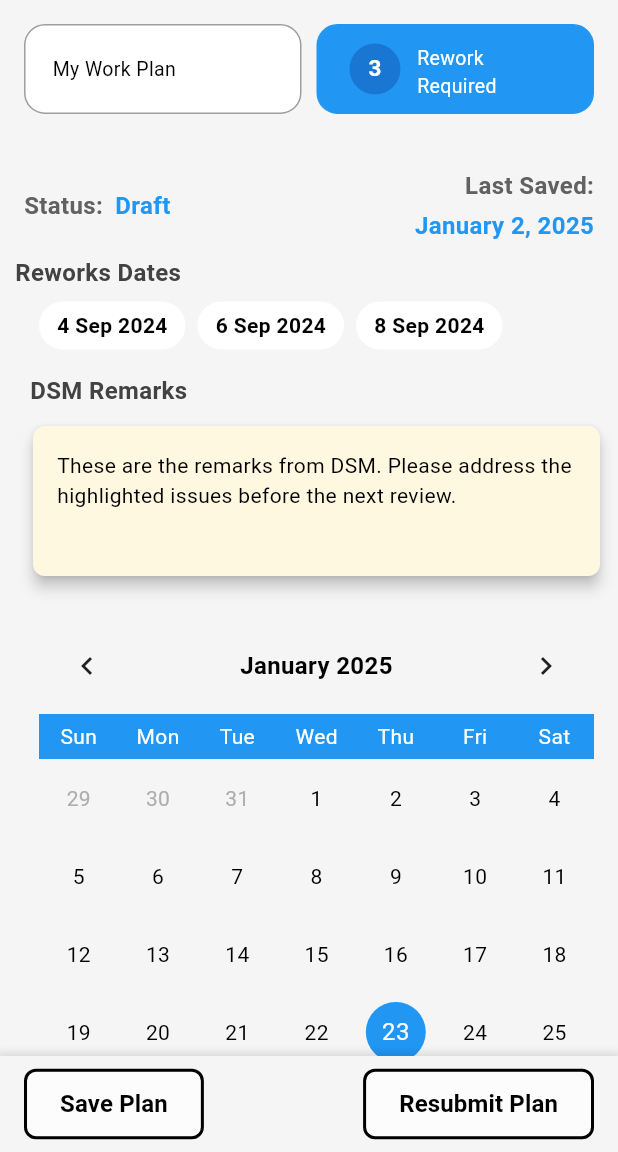
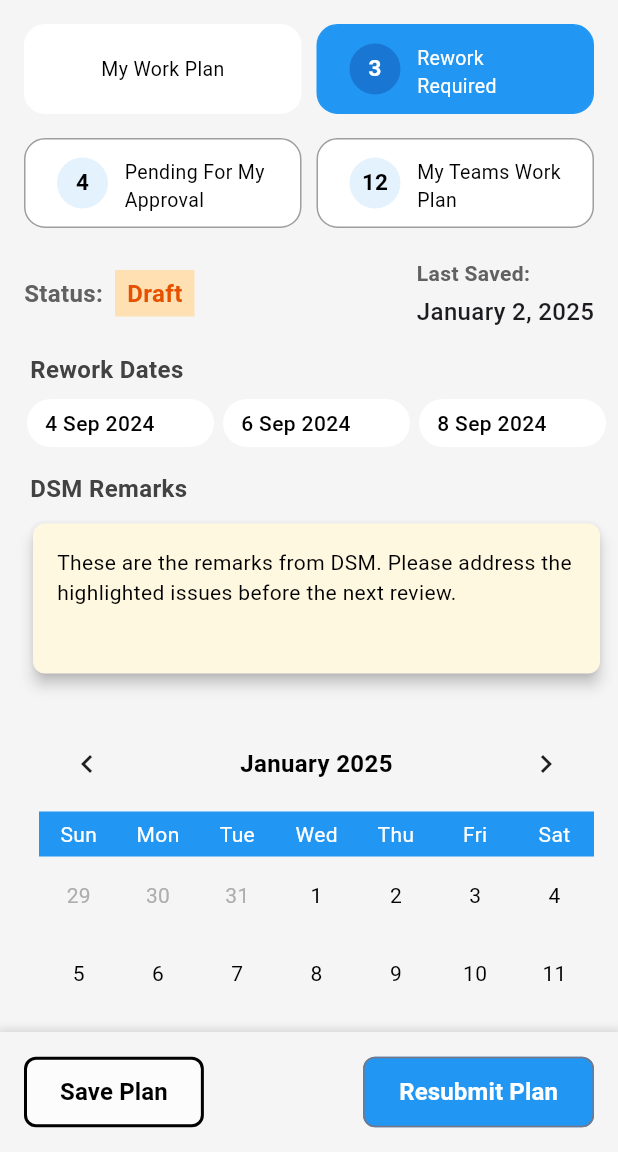
Before and after one commit to MuhammadAhmerMehfooz/getpharma, a Flutter app: the screen it shows after launch, after a tap on an icon or button, on a phone screen of 412 x 824 dp, the part 84-1236 px from its top. Run offline on Flutter 3.47's test engine with Material 3 defaults, Android fonts, the phone set to English and light mode, and no system bars; drawn by our look-alikes of table_calendar; our stand-ins replace dotted_border, fl_chart, image_picker, percent_indicator.

Commit message:
Work Plan UI fixes

```diff
--- a/lib/CallReporting/Work Plan/Work_Plan.dart
+++ b/lib/CallReporting/Work Plan/Work_Plan.dart
@@ -14,7 +14,7 @@ class WorkPlan extends StatefulWidget {
 
 class _WorkPlanState extends State<WorkPlan> {
   int selectedIndex = 0;
-  bool isTsmLogin = true; // Hardcoded for demo; set it to false for DSM login
+  bool isTsmLogin = false; // Hardcoded for demo; set it to false for DSM login
   late DateTime selectedDay;
   late DateTime focusedDay;
   String? selectedButton;
@@ -108,23 +108,29 @@ class _WorkPlanState extends State<WorkPlan> {
                     ),
                   ),
                   SizedBox(width: 8),
-                  Text(
+                   Container(
+                    padding: EdgeInsets.symmetric(horizontal: 8, vertical: 4),
+                    decoration: BoxDecoration(
+                      color: Colors.orange.shade100,
+                    ),
+                    child: Text(
                       "Draft",
                       style: TextStyle(
-                      color: Colors.blue,
-                      fontSize: 16,
-                      fontWeight: FontWeight.bold,
+                        color: Colors.orange.shade900,
+                        fontSize: 16,
+                        fontWeight: FontWeight.bold,
+                      ),
                     ),
                   ),
                   Spacer(),
                   Column(
-                    crossAxisAlignment: CrossAxisAlignment.end,
+                    crossAxisAlignment: CrossAxisAlignment.start,
                     children: [
                       Text(
                         "Last Saved:",
                         style: TextStyle(
                           color: Colors.grey[700],
-                          fontSize: 16,
+                          fontSize: 14,
                           fontWeight: FontWeight.bold,
                         ),
                       ),
@@ -132,9 +138,8 @@ class _WorkPlanState extends State<WorkPlan> {
                       Text(
                         "January 2, 2025", // Example date, you can replace it with dynamic data
                         style: TextStyle(
-                          color: Colors.blue,
-                          fontSize: 16,
-                          fontWeight: FontWeight.bold,
+                          fontSize: 16,
+                          fontWeight: FontWeight.w500,
                         ),
                       ),
                     ],
@@ -148,16 +153,25 @@ class _WorkPlanState extends State<WorkPlan> {
           if (selectedIndex == 2) ...[
             Padding(
               padding: const EdgeInsets.symmetric(horizontal: 16.0),
+              child: SingleChildScrollView(
+                scrollDirection:
+                    Axis.horizontal,
                 child: Row(
-                mainAxisAlignment: MainAxisAlignment.spaceAround,
+                  mainAxisAlignment:
+                      MainAxisAlignment.start,
                   children: [
                     _buildForPending("All"),
+                    SizedBox(width: 4),
                     _buildForPending("Pending"),
+                    SizedBox(width: 4),
                     _buildForPending("Reworked"),
+                    SizedBox(width: 4),
                     _buildForPending("Approved by me"),
                   ],
                 ),
               ),
+            ),
+
             SizedBox(height: 20),
             // Display content based on _selectedSubTabIndex
             if (_selectedSubTabIndex == 0) _buildAllContent(),
@@ -171,7 +185,7 @@ class _WorkPlanState extends State<WorkPlan> {
       bottomNavigationBar: selectedIndex == 3
           ? null
           : Container(
-              padding: const EdgeInsets.symmetric(horizontal: 16, vertical: 8),
+              padding: const EdgeInsets.symmetric(horizontal: 16, vertical: 16),
               decoration: BoxDecoration(
                 color: Colors.grey[100],
                 boxShadow: [
@@ -257,9 +271,7 @@ class _WorkPlanState extends State<WorkPlan> {
                         ).then((_) {});
                       },
                       style: OutlinedButton.styleFrom(
-                        backgroundColor: selectedButton == 'Save Plan'
-                            ? Colors.blue
-                            : Colors.white70,
+                        backgroundColor:  Colors.white70,
                         side: BorderSide(
                           color: Colors.black,
                           width: 2,
@@ -273,9 +285,7 @@ class _WorkPlanState extends State<WorkPlan> {
                       child: Text(
                         'Save Plan',
                         style: TextStyle(
-                          color: selectedButton == 'Save Plan'
-                              ? Colors.white
-                              : Colors.black,
+                          color:  Colors.black,
                           fontSize: 16,
                           fontWeight: FontWeight.bold,
                         ),
@@ -301,13 +311,7 @@ class _WorkPlanState extends State<WorkPlan> {
                         );
                       },
                       style: OutlinedButton.styleFrom(
-                        backgroundColor: selectedButton ==
-                                (selectedIndex == 1
-                                    ? 'Resubmit Plan'
-                                    : 'Submit Plan')
-                            ? Colors.blue
-                            : Colors.white70,
-                        side: BorderSide(color: Colors.black, width: 2),
+                        backgroundColor: Colors.blue,
                         padding:
                             EdgeInsets.symmetric(vertical: 12, horizontal: 24),
                         shape: RoundedRectangleBorder(
@@ -317,12 +321,7 @@ class _WorkPlanState extends State<WorkPlan> {
                       child: Text(
                         selectedIndex == 1 ? 'Resubmit Plan' : 'Submit Plan',
                         style: TextStyle(
-                          color: selectedButton ==
-                                  (selectedIndex == 1
-                                      ? 'Resubmit Plan'
-                                      : 'Submit Plan')
-                              ? Colors.white
-                              : Colors.black,
+                          color: Colors.white,
                           fontSize: 16,
                           fontWeight: FontWeight.bold,
                         ),
@@ -366,7 +365,7 @@ class _WorkPlanState extends State<WorkPlan> {
         style: TextStyle(
           color: Colors.black,
           fontSize: 14,
-          fontWeight: FontWeight.bold,
+          fontWeight: FontWeight.w500,
         ),
       ),
     );
@@ -388,11 +387,12 @@ class _WorkPlanState extends State<WorkPlan> {
           color: isSelected ? Colors.blue : Colors.white,
           borderRadius: BorderRadius.circular(14),
           border: Border.all(
-            color: isSelected ? Colors.blue : Colors.grey,
+            color: isSelected ? Colors.blue : Colors.white,
           ),
         ),
         padding: const EdgeInsets.symmetric(horizontal: 18, vertical: 12),
         child: Row(
+          mainAxisAlignment: MainAxisAlignment.center,
           crossAxisAlignment: CrossAxisAlignment.center,
           mainAxisSize: MainAxisSize.min,
           children: [
@@ -800,23 +800,29 @@ class _WorkPlanState extends State<WorkPlan> {
                     ),
                   ),
                   SizedBox(width: 8),
-                  Text(
+                  Container(
+                    padding: EdgeInsets.symmetric(horizontal: 8, vertical: 4),
+                    decoration: BoxDecoration(
+                      color: Colors.orange.shade100,
+                    ),
+                    child: Text(
                       "Draft",
                       style: TextStyle(
-                      color: Colors.blue,
-                      fontSize: 16,
-                      fontWeight: FontWeight.bold,
+                        color: Colors.orange.shade900,
+                        fontSize: 16,
+                        fontWeight: FontWeight.bold,
+                      ),
                     ),
                   ),
                   Spacer(),
                   Column(
-                    crossAxisAlignment: CrossAxisAlignment.end,
+                    crossAxisAlignment: CrossAxisAlignment.start,
                     children: [
                       Text(
                         "Last Saved:",
                         style: TextStyle(
                           color: Colors.grey[700],
-                          fontSize: 16,
+                          fontSize: 14,
                           fontWeight: FontWeight.bold,
                         ),
                       ),
@@ -824,13 +830,12 @@ class _WorkPlanState extends State<WorkPlan> {
                       Text(
                         "January 2, 2025", // Example date, you can replace it with dynamic data
                         style: TextStyle(
-                          color: Colors.blue,
-                          fontSize: 16,
-                          fontWeight: FontWeight.bold,
-                        ),
-                      ),
-                    ],
-                  ),
+                          fontSize: 16,
+                          fontWeight: FontWeight.w500,
+                        ),
+                      ),
+                    ],
+                  )
                 ],
               ),
             ),
@@ -1504,10 +1509,12 @@ class _WorkPlanState extends State<WorkPlan> {
       child: Column(
         crossAxisAlignment: CrossAxisAlignment.start,
         children: [
-          Align(
+          Padding(
+            padding: const EdgeInsets.only(left: 10.0, top: 8.0),
+            child: Align(
               alignment: Alignment.centerLeft,
               child: Text(
-              "Reworks Dates",
+                "Rework Dates",
                 style: TextStyle(
                   color: Colors.grey[800],
                   fontSize: 16,
@@ -1515,18 +1522,26 @@ class _WorkPlanState extends State<WorkPlan> {
                 ),
               ),
             ),
+          ),
           Padding(
             padding:
-                const EdgeInsets.symmetric(vertical: 8.0, horizontal: 16.0),
+                const EdgeInsets.symmetric(vertical: 8.0, horizontal: 8.0),
             child: Row(
               children: [
-                _buildDateTab("4 Sep 2024"),
-                SizedBox(width: 8),
-                _buildDateTab("6 Sep 2024"),
-                SizedBox(width: 8),
-                _buildDateTab("8 Sep 2024"),
-              ],
-            ),
+                Expanded(
+                  child: _buildDateTab("4 Sep 2024"),
+                ),
+                SizedBox(width: 6),
+                Expanded(
+                  child: _buildDateTab("6 Sep 2024"),
+                ),
+                SizedBox(width: 6),
+                Expanded(
+                  child: _buildDateTab("8 Sep 2024"),
+                ),
+              ],
+            ),
+
           ),
           Padding(
             padding: const EdgeInsets.only(left: 10.0, top: 8.0),
@@ -1835,7 +1850,7 @@ class _WorkPlanState extends State<WorkPlan> {
                                     "Below Frequency",
                                     style: TextStyle(
                                       color: Colors.black,
-                                      fontSize: 16,
+                                      fontSize: 14,
                                       fontWeight: FontWeight.w400,
                                     ),
                                   ),
@@ -2106,23 +2121,29 @@ class _WorkPlanState extends State<WorkPlan> {
                     ),
                   ),
                   SizedBox(width: 8),
-                  Text(
+                   Container(
+                    padding: EdgeInsets.symmetric(horizontal: 8, vertical: 4),
+                    decoration: BoxDecoration(
+                      color: Colors.orange.shade100,
+                    ),
+                    child: Text(
                       "Draft",
                       style: TextStyle(
-                      color: Colors.blue,
-                      fontSize: 16,
-                      fontWeight: FontWeight.bold,
+                        color: Colors.orange.shade900,
+                        fontSize: 16,
+                        fontWeight: FontWeight.bold,
+                      ),
                     ),
                   ),
                   Spacer(),
                   Column(
-                    crossAxisAlignment: CrossAxisAlignment.end,
+                    crossAxisAlignment: CrossAxisAlignment.start,
                     children: [
                       Text(
                         "Last Saved:",
                         style: TextStyle(
                           color: Colors.grey[700],
-                          fontSize: 16,
+                          fontSize: 14,
                           fontWeight: FontWeight.bold,
                         ),
                       ),
@@ -2130,13 +2151,12 @@ class _WorkPlanState extends State<WorkPlan> {
                       Text(
                         "January 2, 2025", // Example date, you can replace it with dynamic data
                         style: TextStyle(
-                          color: Colors.blue,
-                          fontSize: 16,
-                          fontWeight: FontWeight.bold,
-                        ),
-                      ),
-                    ],
-                  ),
+                          fontSize: 16,
+                          fontWeight: FontWeight.w500,
+                        ),
+                      ),
+                    ],
+                  )
                 ],
               ),
             ),
```
Also changed, not shown: lib/CallReporting/Work Plan/Activity_Event.dart (+6 -14 lines), lib/CallReporting/Work Plan/Add_Event.dart (+9 -15 lines), lib/CallReporting/Work Plan/Event.dart (+15 -29 lines). Lines whose indentation alone changed are shown as unchanged.
